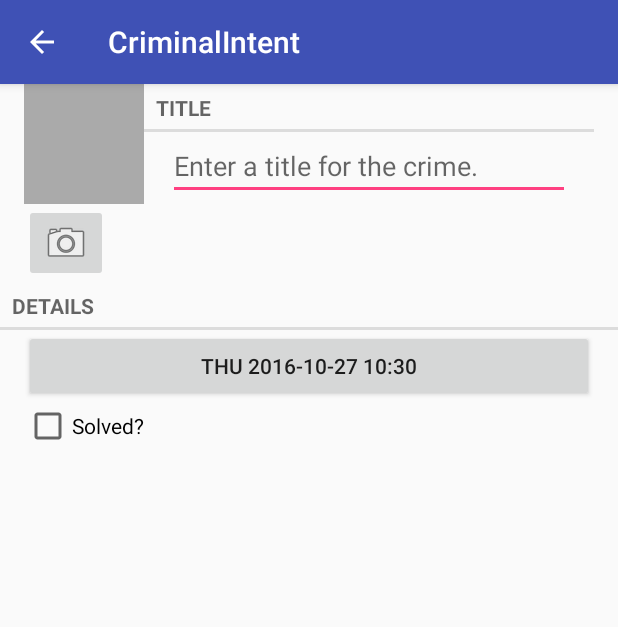
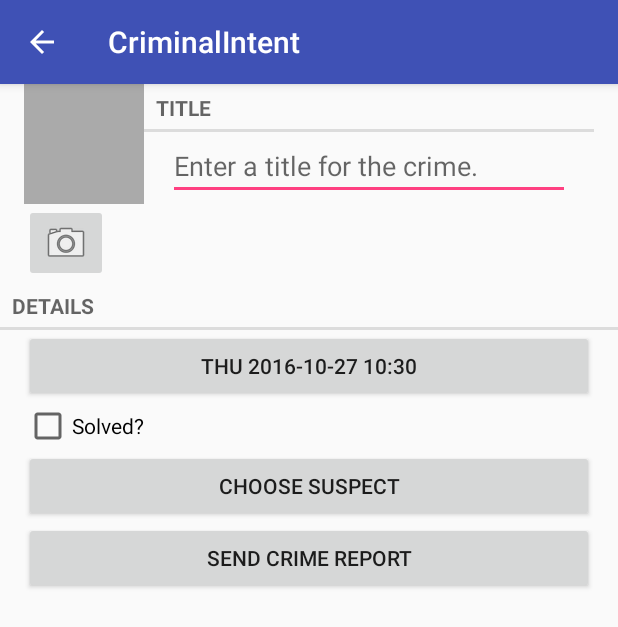
Before and after one commit to Malonglong2016/androidProgramming, an Android app: the CrimeFragment screen opened directly, with no data from a screen before it, on a phone screen of 412 x 824 dp. Shown: the top 627 px of the screen. Run offline under Robolectric (Android 15) with nearby library versions, the phone set to English and light mode, and no system bars.

```diff
--- a/criminalintent/src/main/res/layout/fragment_crime.xml
+++ b/criminalintent/src/main/res/layout/fragment_crime.xml
@@ -1,5 +1,10 @@
 <?xml version="1.0" encoding="utf-8"?>
-<LinearLayout xmlns:android="http://schemas.android.com/apk/res/android"
+
+<ScrollView xmlns:android="http://schemas.android.com/apk/res/android"
+    android:layout_width="match_parent"
+    android:layout_height="match_parent">
+
+    <LinearLayout
         android:layout_width="match_parent"
         android:layout_height="match_parent"
         android:orientation="vertical">
@@ -7,9 +12,10 @@
         <LinearLayout
             android:layout_width="match_parent"
             android:layout_height="wrap_content"
-        android:orientation="horizontal"
             android:layout_marginLeft="16dp"
-        android:layout_marginRight="16dp">
+            android:layout_marginRight="16dp"
+            android:orientation="horizontal">
+
             <LinearLayout
                 android:layout_width="wrap_content"
                 android:layout_height="wrap_content"
@@ -19,26 +25,28 @@
                     android:id="@+id/crime_imageView"
                     android:layout_width="80dp"
                     android:layout_height="80dp"
-                android:scaleType="centerInside"
                     android:background="@android:color/darker_gray"
-                android:cropToPadding="true"/>
+                    android:cropToPadding="true"
+                    android:scaleType="centerInside" />
 
                 <ImageButton
                     android:id="@+id/crime_imageButton"
                     android:layout_width="wrap_content"
                     android:layout_height="wrap_content"
-                android:src="@android:drawable/ic_menu_camera"/>
+                    android:src="@android:drawable/ic_menu_camera" />
             </LinearLayout>
+
             <LinearLayout
                 android:layout_width="0dp"
                 android:layout_height="wrap_content"
-            android:orientation="vertical"
-            android:layout_weight="1">
+                android:layout_weight="1"
+                android:orientation="vertical">
+
                 <TextView
+                    style="?android:listSeparatorTextViewStyle"
                     android:layout_width="match_parent"
                     android:layout_height="wrap_content"
-                android:text="@string/crime_title_label"
-                style="?android:listSeparatorTextViewStyle"/>
+                    android:text="@string/crime_title_label" />
 
                 <EditText
                     android:id="@+id/crime_title"
@@ -46,26 +54,24 @@
                     android:layout_height="wrap_content"
                     android:layout_marginLeft="16sp"
                     android:layout_marginRight="16sp"
-                android:hint="@string/crime_title_hint"/>
+                    android:hint="@string/crime_title_hint" />
             </LinearLayout>
 
         </LinearLayout>
 
 
-
-
         <TextView
+            style="?android:listSeparatorTextViewStyle"
             android:layout_width="match_parent"
             android:layout_height="wrap_content"
-        android:text="@string/crime_details_label"
-        style="?android:listSeparatorTextViewStyle"/>
+            android:text="@string/crime_details_label" />
 
         <Button
             android:id="@+id/crime_date"
             android:layout_width="match_parent"
             android:layout_height="wrap_content"
             android:layout_marginLeft="16sp"
-        android:layout_marginRight="16sp"/>
+            android:layout_marginRight="16sp" />
 
         <android.support.v7.widget.AppCompatCheckBox
             android:id="@+id/crime_solved"
@@ -73,6 +79,24 @@
             android:layout_height="wrap_content"
             android:layout_marginLeft="16sp"
             android:layout_marginRight="16sp"
-        android:text="@string/cirme_solved_label"/>
+            android:text="@string/cirme_solved_label" />
+
+        <Button
+            android:id="@+id/crime_suspectButton"
+            android:layout_width="match_parent"
+            android:layout_height="wrap_content"
+            android:layout_marginLeft="16dp"
+            android:layout_marginRight="16dp"
+            android:text="@string/crime_suspect_text" />
+
+        <Button
+            android:id="@+id/crime_reportButton"
+            android:layout_width="match_parent"
+            android:layout_height="wrap_content"
+            android:layout_marginLeft="16dp"
+            android:layout_marginRight="16dp"
+            android:text="@string/crime_report_text" />
 
     </LinearLayout>
+
+</ScrollView>
--- a/criminalintent/src/main/res/values/strings.xml
+++ b/criminalintent/src/main/res/values/strings.xml
@@ -13,4 +13,13 @@
     <string name="subtitle">If you see something, say something.</string>
     <string name="delete_crime">Delete</string>
     <string name="take">Take!</string>
+    <string name="crime_suspect_text">Choose Suspect</string>
+    <string name="crime_report_text">Send Crime Report</string>
+    <string name="crime_report">%1$s! The crime was discovered on %2$s.%3$s, and %4$s</string>
+    <string name="crime_report_solved">The case is solved</string>
+    <string name="crime_report_unsolved">The case is not solved</string>
+    <string name="crime_report_no_suspect">There is no suspect.</string>
+    <string name="crime_report_suspect">The suspect is %1$s</string>
+    <string name="crime_report_subject">CriminalIntent Crime Report</string>
+    <string name="send_report">Send crime report via</string>
 </resources>
```
Also changed, not shown: criminalintent/src/main/java/com/example/longhsao/criminalintent/bean/Crime.java (+13 -0 lines), criminalintent/src/main/java/com/example/longhsao/criminalintent/fragment/CrimeFragment.java (+53 -0 lines), criminalintent/src/main/java/com/example/longhsao/criminalintent/fragment/ImageFragment.java (added, +48 -0 lines). Lines whose indentation alone changed are shown as unchanged.
